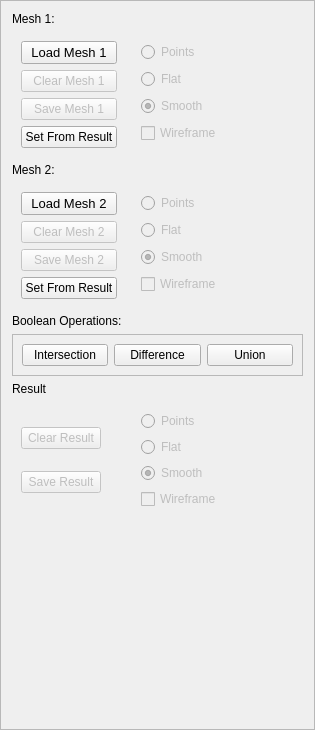
First picture: the form in igl/gui/booleansmanager.ui, repository alemuntoni/HeightFieldDecomposition, before the edit.
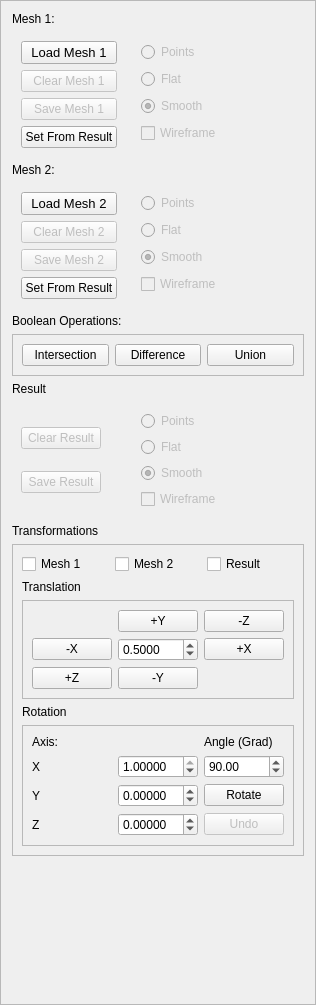
Second picture: the form after the edit.

Commit message: greati joints, boolean mesh manager con operazioni di traslazione e rotazione di mesh

Diff of the .ui file:
```diff
--- a/igl/gui/booleansmanager.ui
+++ b/igl/gui/booleansmanager.ui
@@ -7,7 +7,7 @@
     <x>0</x>
     <y>0</y>
     <width>315</width>
-    <height>730</height>
+    <height>1005</height>
    </rect>
   </property>
   <property name="windowTitle">
@@ -371,6 +371,258 @@
      </layout>
     </widget>
    </item>
+   <item row="8" column="0">
+    <widget class="QLabel" name="label_7">
+     <property name="text">
+      <string>Transformations</string>
+     </property>
+    </widget>
+   </item>
+   <item row="9" column="0" colspan="2">
+    <widget class="QFrame" name="frame_3">
+     <property name="frameShape">
+      <enum>QFrame::StyledPanel</enum>
+     </property>
+     <property name="frameShadow">
+      <enum>QFrame::Raised</enum>
+     </property>
+     <layout class="QGridLayout" name="gridLayout_10">
+      <item row="0" column="0">
+       <widget class="QCheckBox" name="mesh1CheckBox">
+        <property name="text">
+         <string>Mesh 1</string>
+        </property>
+       </widget>
+      </item>
+      <item row="0" column="1">
+       <widget class="QCheckBox" name="mesh2CheckBox">
+        <property name="text">
+         <string>Mesh 2</string>
+        </property>
+       </widget>
+      </item>
+      <item row="0" column="2">
+       <widget class="QCheckBox" name="resultCheckBox">
+        <property name="text">
+         <string>Result</string>
+        </property>
+       </widget>
+      </item>
+      <item row="1" column="0">
+       <widget class="QLabel" name="label_3">
+        <property name="text">
+         <string>Translation</string>
+        </property>
+       </widget>
+      </item>
+      <item row="2" column="0" colspan="3">
+       <widget class="QFrame" name="frame">
+        <property name="frameShape">
+         <enum>QFrame::StyledPanel</enum>
+        </property>
+        <property name="frameShadow">
+         <enum>QFrame::Raised</enum>
+        </property>
+        <layout class="QGridLayout" name="gridLayout_2">
+         <item row="0" column="1">
+          <widget class="QPushButton" name="plusYButton">
+           <property name="text">
+            <string>+Y</string>
+           </property>
+          </widget>
+         </item>
+         <item row="0" column="2">
+          <widget class="QPushButton" name="minusZButton">
+           <property name="text">
+            <string>-Z</string>
+           </property>
+          </widget>
+         </item>
+         <item row="1" column="0">
+          <widget class="QPushButton" name="minusXButton">
+           <property name="text">
+            <string>-X</string>
+           </property>
+          </widget>
+         </item>
+         <item row="1" column="1">
+          <widget class="QDoubleSpinBox" name="stepSpinBox">
+           <property name="decimals">
+            <number>4</number>
+           </property>
+           <property name="maximum">
+            <double>200.000000000000000</double>
+           </property>
+           <property name="singleStep">
+            <double>0.500000000000000</double>
+           </property>
+           <property name="value">
+            <double>0.500000000000000</double>
+           </property>
+          </widget>
+         </item>
+         <item row="1" column="2">
+          <widget class="QPushButton" name="plusXButton">
+           <property name="text">
+            <string>+X</string>
+           </property>
+          </widget>
+         </item>
+         <item row="2" column="0">
+          <widget class="QPushButton" name="plusZButton">
+           <property name="text">
+            <string>+Z</string>
+           </property>
+          </widget>
+         </item>
+         <item row="2" column="1">
+          <widget class="QPushButton" name="minusYButton">
+           <property name="text">
+            <string>-Y</string>
+           </property>
+          </widget>
+         </item>
+        </layout>
+       </widget>
+      </item>
+      <item row="3" column="0">
+       <widget class="QLabel" name="label_6">
+        <property name="text">
+         <string>Rotation</string>
+        </property>
+       </widget>
+      </item>
+      <item row="4" column="0" colspan="3">
+       <widget class="QFrame" name="frame_4">
+        <property name="frameShape">
+         <enum>QFrame::StyledPanel</enum>
+        </property>
+        <property name="frameShadow">
+         <enum>QFrame::Raised</enum>
+        </property>
+        <layout class="QGridLayout" name="gridLayout_9">
+         <item row="0" column="0" colspan="2">
+          <widget class="QLabel" name="label_8">
+           <property name="text">
+            <string>Axis:</string>
+           </property>
+          </widget>
+         </item>
+         <item row="0" column="2">
+          <widget class="QLabel" name="label_12">
+           <property name="text">
+            <string>Angle (Grad)</string>
+           </property>
+          </widget>
+         </item>
+         <item row="1" column="0">
+          <widget class="QLabel" name="label_9">
+           <property name="text">
+            <string>X</string>
+           </property>
+          </widget>
+         </item>
+         <item row="1" column="1">
+          <widget class="QDoubleSpinBox" name="axisXSpinBox">
+           <property name="decimals">
+            <number>5</number>
+           </property>
+           <property name="minimum">
+            <double>-1.000000000000000</double>
+           </property>
+           <property name="maximum">
+            <double>1.000000000000000</double>
+           </property>
+           <property name="singleStep">
+            <double>0.100000000000000</double>
+           </property>
+           <property name="value">
+            <double>1.000000000000000</double>
+           </property>
+          </widget>
+         </item>
+         <item row="1" column="2">
+          <widget class="QDoubleSpinBox" name="angleSpinBox">
+           <property name="minimum">
+            <double>-360.000000000000000</double>
+           </property>
+           <property name="maximum">
+            <double>360.000000000000000</double>
+           </property>
+           <property name="value">
+            <double>90.000000000000000</double>
+           </property>
+          </widget>
+         </item>
+         <item row="2" column="0">
+          <widget class="QLabel" name="label_10">
+           <property name="text">
+            <string>Y</string>
+           </property>
+          </widget>
+         </item>
+         <item row="2" column="1">
+          <widget class="QDoubleSpinBox" name="axisYSpinBox">
+           <property name="decimals">
+            <number>5</number>
+           </property>
+           <property name="minimum">
+            <double>-1.000000000000000</double>
+           </property>
+           <property name="maximum">
+            <double>1.000000000000000</double>
+           </property>
+           <property name="singleStep">
+            <double>0.100000000000000</double>
+           </property>
+          </widget>
+         </item>
+         <item row="2" column="2">
+          <widget class="QPushButton" name="rotateButton">
+           <property name="text">
+            <string>Rotate</string>
+           </property>
+          </widget>
+         </item>
+         <item row="3" column="0">
+          <widget class="QLabel" name="label_11">
+           <property name="text">
+            <string>Z</string>
+           </property>
+          </widget>
+         </item>
+         <item row="3" column="1">
+          <widget class="QDoubleSpinBox" name="axisZSpinBox">
+           <property name="decimals">
+            <number>5</number>
+           </property>
+           <property name="minimum">
+            <double>-1.000000000000000</double>
+           </property>
+           <property name="maximum">
+            <double>1.000000000000000</double>
+           </property>
+           <property name="singleStep">
+            <double>0.100000000000000</double>
+           </property>
+          </widget>
+         </item>
+         <item row="3" column="2">
+          <widget class="QPushButton" name="undoRotateButton">
+           <property name="enabled">
+            <bool>false</bool>
+           </property>
+           <property name="text">
+            <string>Undo</string>
+           </property>
+          </widget>
+         </item>
+        </layout>
+       </widget>
+      </item>
+     </layout>
+    </widget>
+   </item>
   </layout>
  </widget>
  <resources/>
```
Left out of the diff: 2 changed lines with no effect on the pictures. The commit also changes 17 other files.
